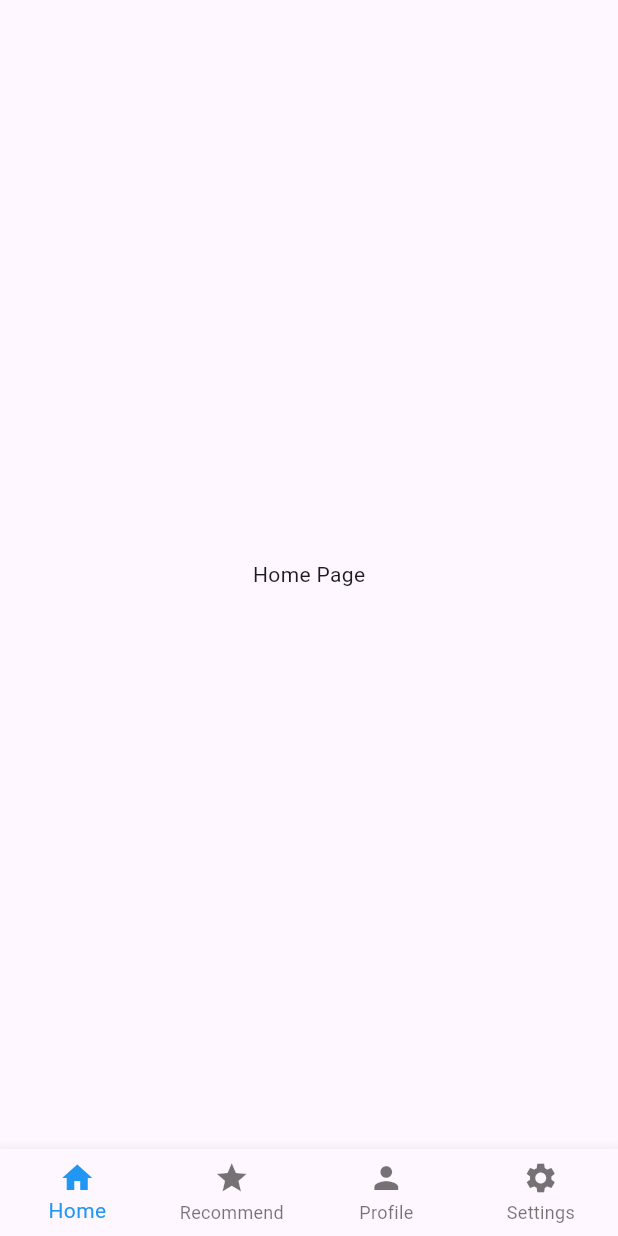
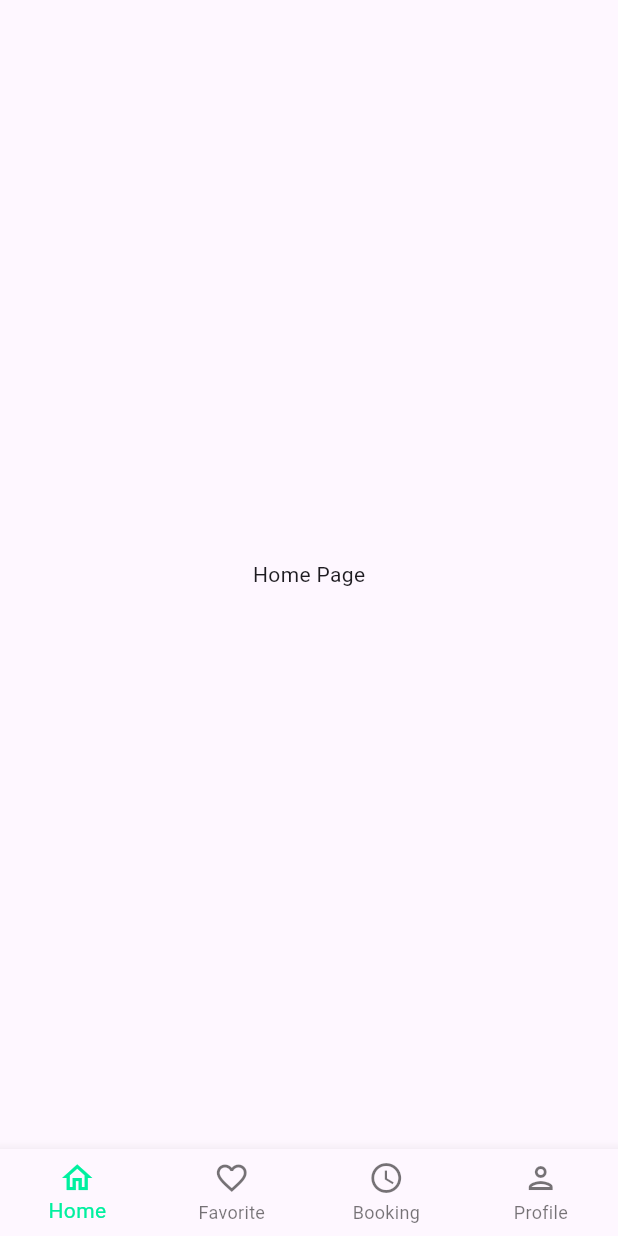
Before and after one commit to jovi345/tubes-abp-mobile-app, a Flutter app: the HomeScreen screen opened directly, on a phone screen of 412 x 824 dp. Run offline on Flutter 3.47's test engine with Material 3 defaults, Android fonts, the phone set to English and light mode, and no system bars.

Commit message:
added feature

```diff
--- /dev/null
+++ b/lib/home_page.dart
@@ -0,0 +1,15 @@
+import 'package:flutter/material.dart';
+
+class HomePage extends StatefulWidget {
+  const HomePage({super.key});
+
+  @override
+  State<HomePage> createState() => _HomePageState();
+}
+
+class _HomePageState extends State<HomePage> {
+  @override
+  Widget build(BuildContext context) {
+    return Scaffold(body: Center(child: Text('Home Page')));
+  }
+}
--- a/lib/main.dart
+++ b/lib/main.dart
@@ -1,5 +1,9 @@
 import 'package:flutter/material.dart';
+import 'package:mobile/booking_page.dart';
+import 'package:mobile/favorite_page.dart';
+import 'package:mobile/home_page.dart';
 import 'package:mobile/login.dart';
+import 'package:mobile/profile_page.dart';
 
 void main() {
   runApp(MyApp());
@@ -31,9 +35,9 @@ class _HomeScreenState extends State<HomeScreen> {
 
   final List<Widget> _pages = <Widget>[
     HomePage(),
-    RecommendPage(),
+    FavoritePage(),
+    BookingPage(),
     ProfilePage(),
-    SettingsPage(),
   ];
 
   void _onItemTapped(int index) {
@@ -47,57 +51,29 @@ class _HomeScreenState extends State<HomeScreen> {
     return Scaffold(
       body: _pages[_selectedIndex],
       bottomNavigationBar: BottomNavigationBar(
-        type: BottomNavigationBarType.fixed, // penting untuk > 3 item
+        type: BottomNavigationBarType.fixed,
         items: const <BottomNavigationBarItem>[
-          BottomNavigationBarItem(icon: Icon(Icons.home), label: 'Home'),
-          BottomNavigationBarItem(icon: Icon(Icons.star), label: 'Recommend'),
-          BottomNavigationBarItem(icon: Icon(Icons.person), label: 'Profile'),
           BottomNavigationBarItem(
-            icon: Icon(Icons.settings),
-            label: 'Settings',
+            icon: Icon(Icons.home_outlined),
+            label: 'Home',
+          ),
+          BottomNavigationBarItem(
+            icon: Icon(Icons.favorite_border_outlined),
+            label: 'Favorite',
+          ),
+          BottomNavigationBarItem(
+            icon: Icon(Icons.schedule_outlined),
+            label: 'Booking',
+          ),
+          BottomNavigationBarItem(
+            icon: Icon(Icons.person_outlined),
+            label: 'Profile',
           ),
         ],
         currentIndex: _selectedIndex,
-        selectedItemColor: Colors.blue,
+        selectedItemColor: const Color.fromARGB(255, 0, 240, 159),
         onTap: _onItemTapped,
       ),
     );
   }
 }
-
-// Dummy pages
-class HomePage extends StatelessWidget {
-  const HomePage({super.key});
-
-  @override
-  Widget build(BuildContext context) {
-    return Center(child: Text('Home Page'));
-  }
-}
-
-class RecommendPage extends StatelessWidget {
-  const RecommendPage({super.key});
-
-  @override
-  Widget build(BuildContext context) {
-    return Center(child: Text('Recommend Page'));
-  }
-}
-
-class ProfilePage extends StatelessWidget {
-  const ProfilePage({super.key});
-
-  @override
-  Widget build(BuildContext context) {
-    return Center(child: Text('Profile Page'));
-  }
-}
-
-class SettingsPage extends StatelessWidget {
-  const SettingsPage({super.key});
-
-  @override
-  Widget build(BuildContext context) {
-    return Center(child: Text('Settings Page'));
-  }
-}
```
Also changed, not shown: lib/booking_page.dart (added, +15 -0 lines), lib/favorite_page.dart (added, +15 -0 lines), lib/login.dart (+26 -6 lines), lib/profile_page.dart (added, +15 -0 lines).
